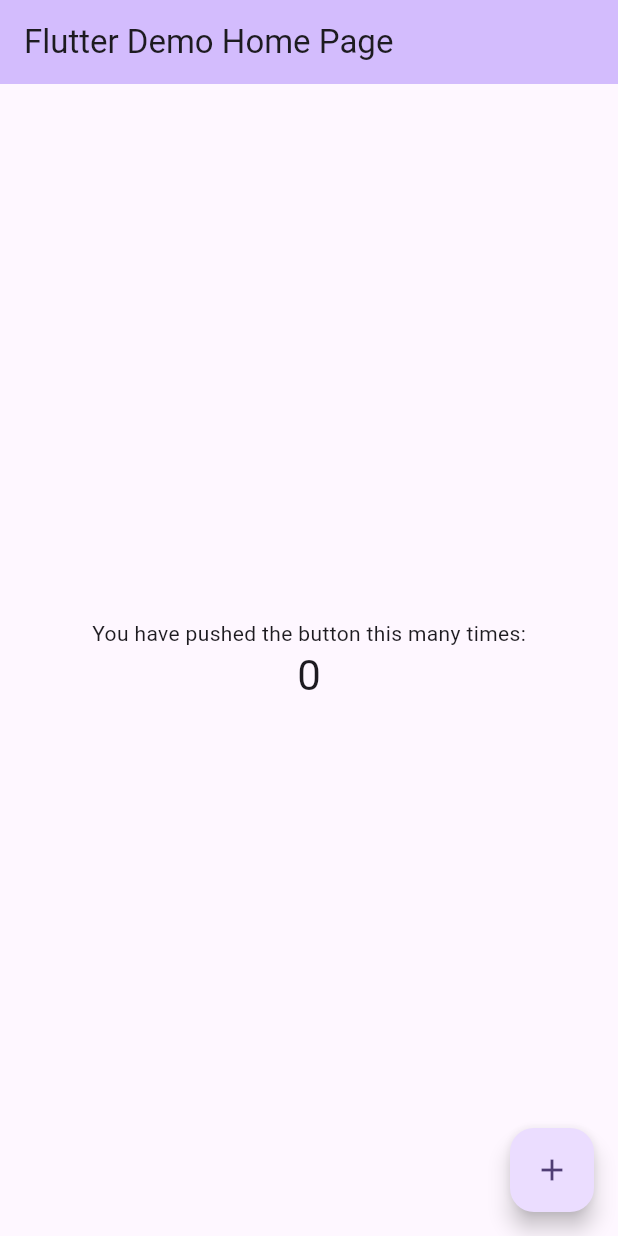
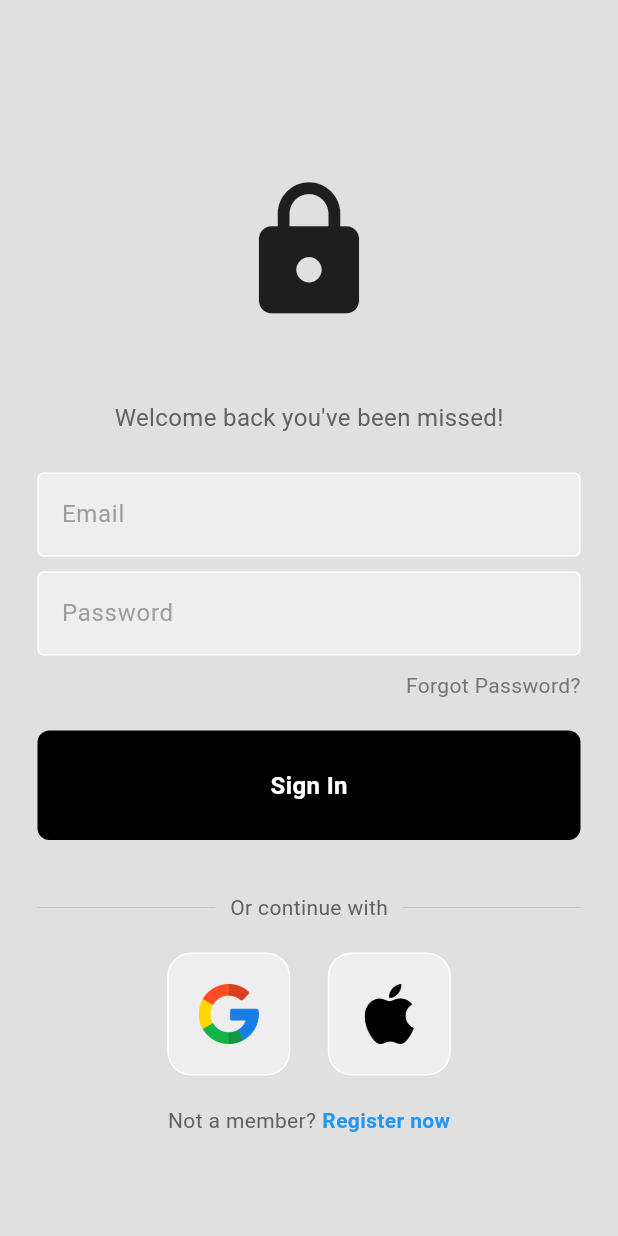
Before and after one commit to zahrafayya/Path-MockUp, a Flutter app: the screen it shows after launch, on a phone screen of 412 x 824 dp. Run offline on Flutter 3.47's test engine with Material 3 defaults, Android fonts, the phone set to English and light mode, and no system bars; our stand-ins replace firebase_auth, firebase_core; accounts and stored records are empty.

Commit message:
feat: login page

```diff
--- /dev/null
+++ b/lib/components/my_button.dart
@@ -0,0 +1,32 @@
+import 'package:flutter/material.dart';
+
+class MyButton extends StatelessWidget {
+  final Function()? onTap;
+
+  const MyButton({super.key, required this.onTap});
+
+  @override
+  Widget build(BuildContext context) {
+    return GestureDetector(
+      onTap: onTap,
+      child: Container(
+        padding: const EdgeInsets.all(25),
+        margin: const EdgeInsets.symmetric(horizontal: 25),
+        decoration: BoxDecoration(
+          color: Colors.black,
+          borderRadius: BorderRadius.circular(8),
+        ),
+        child: const Center(
+          child: Text(
+            "Sign In",
+            style: TextStyle(
+              color: Colors.white,
+              fontWeight: FontWeight.bold,
+              fontSize: 16,
+            ),
+          ),
+        ),
+      ),
+    );
+  }
+}
--- /dev/null
+++ b/lib/components/my_textfield.dart
@@ -0,0 +1,36 @@
+import 'package:flutter/material.dart';
+
+class MyTextField extends StatelessWidget {
+  final controller;
+  final String hintText;
+  final bool obscureText;
+
+  const MyTextField({
+    super.key,
+    required this.controller,
+    required this.hintText,
+    required this.obscureText,
+  });
+
+  @override
+  Widget build(BuildContext context) {
+    return Padding(
+      padding: const EdgeInsets.symmetric(horizontal: 25.0),
+      child: TextField(
+        controller: controller,
+        obscureText: obscureText,
+        decoration: InputDecoration(
+            enabledBorder: const OutlineInputBorder(
+              borderSide: BorderSide(color: Colors.white),
+            ),
+            focusedBorder: OutlineInputBorder(
+              borderSide: BorderSide(color: Colors.grey.shade400),
+            ),
+            fillColor: Colors.grey.shade200,
+            filled: true,
+            hintText: hintText,
+            hintStyle: TextStyle(color: Colors.grey[500])),
+      ),
+    );
+  }
+}
--- /dev/null
+++ b/lib/components/square_tile.dart
@@ -0,0 +1,25 @@
+import 'package:flutter/material.dart';
+
+class SquareTile extends StatelessWidget {
+  final String imagePath;
+  const SquareTile({
+    super.key,
+    required this.imagePath,
+  });
+
+  @override
+  Widget build(BuildContext context) {
+    return Container(
+      padding: EdgeInsets.all(20),
+      decoration: BoxDecoration(
+        border: Border.all(color: Colors.white),
+        borderRadius: BorderRadius.circular(16),
+        color: Colors.grey[200],
+      ),
+      child: Image.asset(
+        imagePath,
+        height: 40,
+      ),
+    );
+  }
+}
--- a/lib/main.dart
+++ b/lib/main.dart
@@ -1,125 +1,24 @@
 import 'package:flutter/material.dart';
+import './pages/auth/auth_page.dart';
+import 'package:firebase_core/firebase_core.dart';
+import 'firebase_options.dart';
 
-void main() {
+void main() async {
+  WidgetsFlutterBinding.ensureInitialized();
+  await Firebase.initializeApp(
+    options: DefaultFirebaseOptions.currentPlatform,
+  );
   runApp(const MyApp());
 }
 
 class MyApp extends StatelessWidget {
   const MyApp({super.key});
 
-  // This widget is the root of your application.
   @override
   Widget build(BuildContext context) {
     return MaterialApp(
-      title: 'Flutter Demo',
-      theme: ThemeData(
-        // This is the theme of your application.
-        //
-        // TRY THIS: Try running your application with "flutter run". You'll see
-        // the application has a purple toolbar. Then, without quitting the app,
-        // try changing the seedColor in the colorScheme below to Colors.green
-        // and then invoke "hot reload" (save your changes or press the "hot
-        // reload" button in a Flutter-supported IDE, or press "r" if you used
-        // the command line to start the app).
-        //
-        // Notice that the counter didn't reset back to zero; the application
-        // state is not lost during the reload. To reset the state, use hot
-        // restart instead.
-        //
-        // This works for code too, not just values: Most code changes can be
-        // tested with just a hot reload.
-        colorScheme: ColorScheme.fromSeed(seedColor: Colors.deepPurple),
-        useMaterial3: true,
-      ),
-      home: const MyHomePage(title: 'Flutter Demo Home Page'),
+      debugShowCheckedModeBanner: false,
+      home: AuthPage(),
     );
   }
 }
-
-class MyHomePage extends StatefulWidget {
-  const MyHomePage({super.key, required this.title});
-
-  // This widget is the home page of your application. It is stateful, meaning
-  // that it has a State object (defined below) that contains fields that affect
-  // how it looks.
-
-  // This class is the configuration for the state. It holds the values (in this
-  // case the title) provided by the parent (in this case the App widget) and
-  // used by the build method of the State. Fields in a Widget subclass are
-  // always marked "final".
-
-  final String title;
-
-  @override
-  State<MyHomePage> createState() => _MyHomePageState();
-}
-
-class _MyHomePageState extends State<MyHomePage> {
-  int _counter = 0;
-
-  void _incrementCounter() {
-    setState(() {
-      // This call to setState tells the Flutter framework that something has
-      // changed in this State, which causes it to rerun the build method below
-      // so that the display can reflect the updated values. If we changed
-      // _counter without calling setState(), then the build method would not be
-      // called again, and so nothing would appear to happen.
-      _counter++;
-    });
-  }
-
-  @override
-  Widget build(BuildContext context) {
-    // This method is rerun every time setState is called, for instance as done
-    // by the _incrementCounter method above.
-    //
-    // The Flutter framework has been optimized to make rerunning build methods
-    // fast, so that you can just rebuild anything that needs updating rather
-    // than having to individually change instances of widgets.
-    return Scaffold(
-      appBar: AppBar(
-        // TRY THIS: Try changing the color here to a specific color (to
-        // Colors.amber, perhaps?) and trigger a hot reload to see the AppBar
-        // change color while the other colors stay the same.
-        backgroundColor: Theme.of(context).colorScheme.inversePrimary,
-        // Here we take the value from the MyHomePage object that was created by
-        // the App.build method, and use it to set our appbar title.
-        title: Text(widget.title),
-      ),
-      body: Center(
-        // Center is a layout widget. It takes a single child and positions it
-        // in the middle of the parent.
-        child: Column(
-          // Column is also a layout widget. It takes a list of children and
-          // arranges them vertically. By default, it sizes itself to fit its
-          // children horizontally, and tries to be as tall as its parent.
-          //
-          // Column has various properties to control how it sizes itself and
-          // how it positions its children. Here we use mainAxisAlignment to
-          // center the children vertically; the main axis here is the vertical
-          // axis because Columns are vertical (the cross axis would be
-          // horizontal).
-          //
-          // TRY THIS: Invoke "debug painting" (choose the "Toggle Debug Paint"
-          // action in the IDE, or press "p" in the console), to see the
-          // wireframe for each widget.
-          mainAxisAlignment: MainAxisAlignment.center,
-          children: <Widget>[
-            const Text(
-              'You have pushed the button this many times:',
-            ),
-            Text(
-              '$_counter',
-              style: Theme.of(context).textTheme.headlineMedium,
-            ),
-          ],
-        ),
-      ),
-      floatingActionButton: FloatingActionButton(
-        onPressed: _incrementCounter,
-        tooltip: 'Increment',
-        child: const Icon(Icons.add),
-      ), // This trailing comma makes auto-formatting nicer for build methods.
-    );
-  }
-}
--- /dev/null
+++ b/lib/pages/app/home_page.dart
@@ -0,0 +1,34 @@
+import 'package:firebase_auth/firebase_auth.dart';
+import 'package:flutter/material.dart';
+
+class HomePage extends StatelessWidget {
+  HomePage({super.key});
+
+  final user = FirebaseAuth.instance.currentUser!;
+
+  // sign user out method
+  void signUserOut() {
+    FirebaseAuth.instance.signOut();
+  }
+
+  @override
+  Widget build(BuildContext context) {
+    return Scaffold(
+      backgroundColor: Colors.grey[300],
+      appBar: AppBar(
+        backgroundColor: Colors.grey[900],
+        actions: [
+          IconButton(
+            onPressed: signUserOut,
+            icon: Icon(Icons.logout),
+          )
+        ],
+      ),
+      body: Center(
+          child: Text(
+            "LOGGED IN AS: " + user.email!,
+            style: TextStyle(fontSize: 20),
+          )),
+    );
+  }
+}
--- /dev/null
+++ b/lib/pages/auth/auth_page.dart
@@ -0,0 +1,28 @@
+import 'package:firebase_auth/firebase_auth.dart';
+import 'package:flutter/material.dart';
+import './login_page.dart';
+import '../app/home_page.dart';
+
+class AuthPage extends StatelessWidget {
+  const AuthPage({super.key});
+
+  @override
+  Widget build(BuildContext context) {
+    return Scaffold(
+      body: StreamBuilder<User?>(
+        stream: FirebaseAuth.instance.authStateChanges(),
+        builder: (context, snapshot) {
+          // user is logged in
+          if (snapshot.hasData) {
+            return HomePage();
+          }
+
+          // user is NOT logged in
+          else {
+            return LoginPage();
+          }
+        },
+      ),
+    );
+  }
+}
--- /dev/null
+++ b/lib/pages/auth/login_page.dart
@@ -0,0 +1,205 @@
+import 'package:firebase_auth/firebase_auth.dart';
+import 'package:flutter/material.dart';
+import '../../components/my_button.dart';
+import '../../components/my_textfield.dart';
+import '../../components/square_tile.dart';
+
+class LoginPage extends StatefulWidget {
+  LoginPage({super.key});
+
+  @override
+  State<LoginPage> createState() => _LoginPageState();
+}
+
+class _LoginPageState extends State<LoginPage> {
+  // text editing controllers
+  final emailController = TextEditingController();
+  final passwordController = TextEditingController();
+
+  // sign user in method
+  void signUserIn() async {
+    // show loading circle
+    showDialog(
+      context: context,
+      builder: (context) {
+        return const Center(
+          child: CircularProgressIndicator(),
+        );
+      },
+    );
+
+    try {
+      await FirebaseAuth.instance.signInWithEmailAndPassword(
+        email: emailController.text,
+        password: passwordController.text,
+      );
+
+      Navigator.pop(context);
+    } on FirebaseAuthException catch (e) {
+      Navigator.pop(context);
+      if (e.code == 'invalid-credential') {
+        wrongMessage(context);
+      }
+    }
+  }
+
+  // wrong email message popup
+  void wrongMessage(BuildContext context) {
+    showDialog(
+      context: context,
+      builder: (context) {
+        return const AlertDialog(
+          backgroundColor: Colors.deepPurple,
+          title: Center(
+            child: Text(
+              'Invalid Credential',
+              style: TextStyle(color: Colors.white),
+            ),
+          ),
+        );
+      },
+    );
+  }
+
+  @override
+  Widget build(BuildContext context) {
+    return Scaffold(
+      backgroundColor: Colors.grey[300],
+      body: SafeArea(
+        child: Center(
+          child: Column(
+            mainAxisAlignment: MainAxisAlignment.center,
+            children: [
+              const SizedBox(height: 50),
+
+              // logo
+              const Icon(
+                Icons.lock,
+                size: 100,
+              ),
+
+              const SizedBox(height: 50),
+
+              // welcome back, you've been missed!
+              Text(
+                'Welcome back you\'ve been missed!',
+                style: TextStyle(
+                  color: Colors.grey[700],
+                  fontSize: 16,
+                ),
+              ),
+
+              const SizedBox(height: 25),
+
+              // email textfield
+              MyTextField(
+                controller: emailController,
+                hintText: 'Email',
+                obscureText: false,
+              ),
+
+              const SizedBox(height: 10),
+
+              // password textfield
+              MyTextField(
+                controller: passwordController,
+                hintText: 'Password',
+                obscureText: true,
+              ),
+
+              const SizedBox(height: 10),
+
+              // forgot password?
+              Padding(
+                padding: const EdgeInsets.symmetric(horizontal: 25.0),
+                child: Row(
+                  mainAxisAlignment: MainAxisAlignment.end,
+                  children: [
+                    Text(
+                      'Forgot Password?',
+                      style: TextStyle(color: Colors.grey[600]),
+                    ),
+                  ],
+                ),
+              ),
+
+              const SizedBox(height: 20),
+
+              // sign in button
+              MyButton(
+                onTap: signUserIn,
+              ),
+
+              const SizedBox(height: 35),
+
+              // or continue with
+              Padding(
+                padding: const EdgeInsets.symmetric(horizontal: 25.0),
+                child: Row(
+                  children: [
+                    Expanded(
+                      child: Divider(
+                        thickness: 0.5,
+                        color: Colors.grey[400],
+                      ),
+                    ),
+                    Padding(
+                      padding: const EdgeInsets.symmetric(horizontal: 10.0),
+                      child: Text(
+                        'Or continue with',
+                        style: TextStyle(color: Colors.grey[700]),
+                      ),
+                    ),
+                    Expanded(
+                      child: Divider(
+                        thickness: 0.5,
+                        color: Colors.grey[400],
+                      ),
+                    ),
+                  ],
+                ),
+              ),
+
+              const SizedBox(height: 20),
+
+              // google + apple sign in buttons
+              Row(
+                mainAxisAlignment: MainAxisAlignment.center,
+                children: const [
+                  // google button
+                  SquareTile(imagePath: 'lib/images/google.png'),
+
+                  SizedBox(width: 25),
+
+                  // apple button
+                  SquareTile(imagePath: 'lib/images/apple.png')
+                ],
+              ),
+
+              const SizedBox(height: 20),
+
+              // not a member? register now
+              Row(
+                mainAxisAlignment: MainAxisAlignment.center,
+                children: [
+                  Text(
+                    'Not a member?',
+                    style: TextStyle(color: Colors.grey[700]),
+                  ),
+                  const SizedBox(width: 4),
+                  const Text(
+                    'Register now',
+                    style: TextStyle(
+                      color: Colors.blue,
+                      fontWeight: FontWeight.bold,
+                    ),
+                  ),
+                ],
+              )
+            ],
+          ),
+        ),
+      ),
+    );
+  }
+}
```
Also changed, not shown: pubspec.yaml (+4 -4 lines), firebase.json (added), lib/firebase_options.dart (added), lib/images/apple.png (added), lib/images/google.png (added), pubspec.lock, 6 other files.
